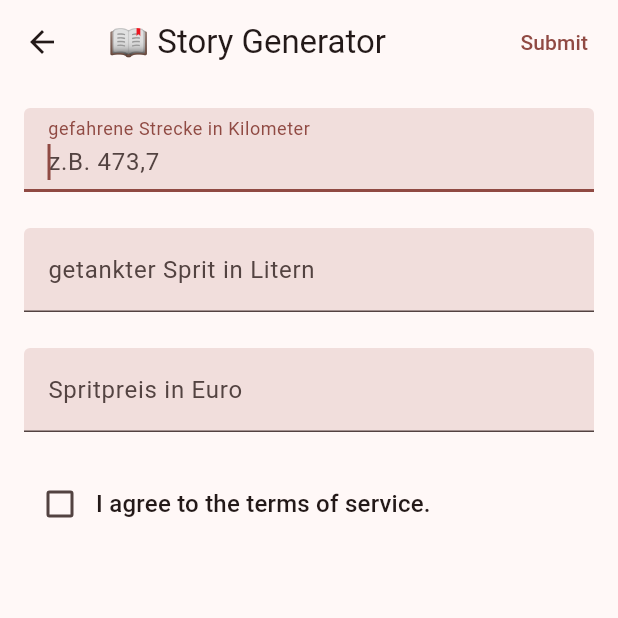
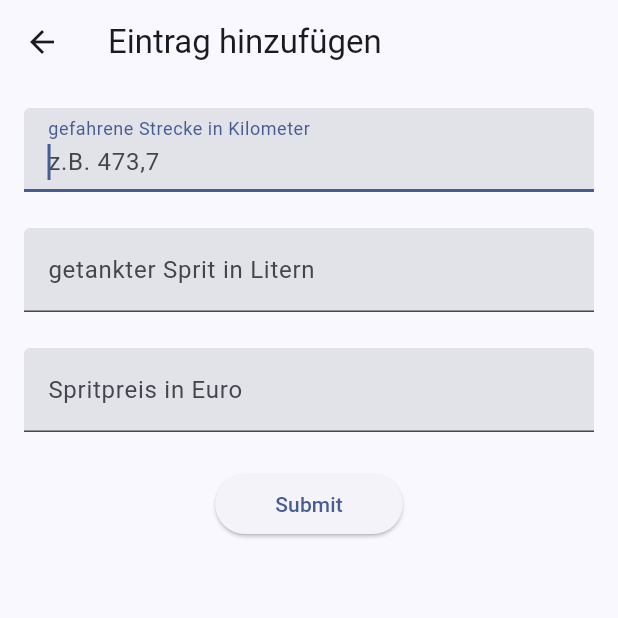
Before and after one commit to RedCommander735/Spritverbrauch, a Flutter app: the screen it shows after launch, after a tap on the "add" icon, on a phone screen of 412 x 824 dp, the top half of it. Run offline on Flutter 3.47's test engine with Material 3 defaults, Android fonts, the phone set to English and light mode, and no system bars; drawn by our look-alikes of dynamic_color; missing offline and left inert: dart:ffi, icon_decoration.

Commit message:
Added material you colors and worked on add item screen

```diff
--- a/lib/addItem.dart
+++ b/lib/addItem.dart
@@ -1,3 +1,5 @@
+import 'dart:ffi';
+
 import 'package:flutter/material.dart';
 
 class AddItem extends StatefulWidget {
@@ -9,48 +11,14 @@ class AddItem extends StatefulWidget {
 
 class _AddItemState extends State<AddItem> {
   final _formKey = GlobalKey<FormState>();
-  String? adjective;
-  String? noun;
-  bool? agreedToTerms = false;
+  late double distance;
+  late double fuel;
+  late double price;
 
   @override
   Widget build(BuildContext context) {
     return Scaffold(
-      appBar: AppBar(
-        title: const Text('📖 Story Generator'),
-        actions: [
-          Padding(
-            padding: const EdgeInsets.all(8),
-            child: TextButton(
-              child: const Text('Submit'),
-              onPressed: () {
-                // Validate the form by getting the FormState from the GlobalKey
-                // and calling validate() on it.
-                var valid = _formKey.currentState!.validate();
-                if (!valid) {
-                  return;
-                }
-
-                showDialog<void>(
-                  context: context,
-                  builder: (context) => AlertDialog(
-                    title: const Text('Your story'),
-                    content: Text('The $adjective developer saw a $noun'),
-                    actions: [
-                      TextButton(
-                        child: const Text('Done'),
-                        onPressed: () {
-                          Navigator.of(context).pop();
-                        },
-                      ),
-                    ],
-                  ),
-                );
-              },
-            ),
-          ),
-        ],
-      ),
+      appBar: AppBar(title: const Text('Eintrag hinzufügen')),
       body: Form(
         key: _formKey,
         child: Scrollbar(
@@ -60,13 +28,14 @@ class _AddItemState extends State<AddItem> {
               children: [
                 // A text field that validates that the text is an adjective.
                 TextFormField(
+                  keyboardType: TextInputType.number,
                   autofocus: true,
                   textInputAction: TextInputAction.next,
                   validator: (value) {
                     if (value!.isEmpty) {
                       return 'Please enter an adjective.';
                     }
-                    return 'Not a valid adjective.';
+                    return null;
                   },
                   decoration: const InputDecoration(
                     filled: true,
@@ -74,7 +43,7 @@ class _AddItemState extends State<AddItem> {
                     labelText: 'gefahrene Strecke in Kilometer',
                   ),
                   onChanged: (value) {
-                    adjective = value;
+                    distance = double.parse(value.replaceAll(',', '.'));
                   },
                 ),
                 const SizedBox(
@@ -82,11 +51,13 @@ class _AddItemState extends State<AddItem> {
                 ),
                 // A text field that validates that the text is a noun.
                 TextFormField(
+                  keyboardType: TextInputType.number,
+                  textInputAction: TextInputAction.next,
                   validator: (value) {
                     if (value!.isEmpty) {
                       return 'Please enter a noun.';
                     }
-                    return 'Not a valid noun.';
+                    return null;
                   },
                   decoration: const InputDecoration(
                     filled: true,
@@ -94,18 +65,20 @@ class _AddItemState extends State<AddItem> {
                     labelText: 'getankter Sprit in Litern',
                   ),
                   onChanged: (value) {
-                    noun = value;
+                    fuel = double.parse(value.replaceAll(',', '.'));
                   },
                 ),
                 const SizedBox(
                   height: 24,
                 ),
                 TextFormField(
+                  keyboardType: TextInputType.number,
+                  textInputAction: TextInputAction.done,
                   validator: (value) {
                     if (value!.isEmpty) {
                       return 'Please enter a noun.';
                     }
-                    return 'Not a valid noun.';
+                    return null;
                   },
                   decoration: const InputDecoration(
                     filled: true,
@@ -113,56 +86,41 @@ class _AddItemState extends State<AddItem> {
                     labelText: 'Spritpreis in Euro',
                   ),
                   onChanged: (value) {
-                    noun = value;
+                    price = double.parse(value.replaceAll(',', '.'));
                   },
                 ),
                 const SizedBox(
                   height: 24,
                 ),
-                // A custom form field that requires the user to check a
-                // checkbox.
-                FormField<bool>(
-                  initialValue: false,
-                  validator: (value) {
-                    if (value == false) {
-                      return 'You must agree to the terms of service.';
+
+                ElevatedButton(
+                  child: const Padding(
+                    padding: EdgeInsets.only(left: 16, right: 16),
+                    child: Text('Submit'),
+                  ),
+                  onPressed: () {
+                    // Validate the form by getting the FormState from the GlobalKey
+                    // and calling validate() on it.
+                    var valid = _formKey.currentState!.validate();
+                    if (!valid) {
+                      return;
                     }
-                    return null;
-                  },
-                  builder: (formFieldState) {
-                    return Column(
-                      crossAxisAlignment: CrossAxisAlignment.start,
-                      children: [
-                        Row(
-                          children: [
-                            Checkbox(
-                              value: agreedToTerms,
-                              onChanged: (value) {
-                                // When the value of the checkbox changes,
-                                // update the FormFieldState so the form is
-                                // re-validated.
-                                formFieldState.didChange(value);
-                                setState(() {
-                                  agreedToTerms = value;
-                                });
-                              },
-                            ),
-                            Text(
-                              'I agree to the terms of service.',
-                              style: Theme.of(context).textTheme.titleMedium,
-                            ),
-                          ],
-                        ),
-                        if (!formFieldState.isValid)
-                          Text(
-                            formFieldState.errorText ?? "",
-                            style: Theme.of(context)
-                                .textTheme
-                                .bodySmall!
-                                .copyWith(
-                                    color: Theme.of(context).colorScheme.error),
+
+                    showDialog<void>(
+                      context: context,
+                      builder: (context) => AlertDialog(
+                        title: const Text('Your story'),
+                        content: Text(
+                            'The $fuel developer saw a $distance and $price'),
+                        actions: [
+                          TextButton(
+                            child: const Text('Done'),
+                            onPressed: () {
+                              Navigator.of(context).pop();
+                            },
                           ),
-                      ],
+                        ],
+                      ),
                     );
                   },
                 ),
--- a/lib/main.dart
+++ b/lib/main.dart
@@ -1,3 +1,4 @@
+import 'package:dynamic_color/dynamic_color.dart';
 import 'package:flutter/material.dart';
 import 'package:flutter/services.dart';
 import 'package:spritverbrauch/Overview.dart';
@@ -11,17 +12,11 @@ void main() {
 class Spritpreise extends StatelessWidget {
   const Spritpreise({super.key});
 
-  static final themeLight = ThemeData(
-    colorScheme: ColorScheme.fromSeed(
-        seedColor: Colors.red[900]!, brightness: Brightness.light),
-    useMaterial3: true,
-  );
+  static final _defaultLightColorScheme = ColorScheme.fromSeed(
+      seedColor: Colors.blue[900]!, brightness: Brightness.light);
 
-  static final themeDark = ThemeData(
-    colorScheme: ColorScheme.fromSeed(
-        seedColor: Colors.red[900]!, brightness: Brightness.dark),
-    useMaterial3: true,
-  );
+  static final _defaultDarkColorScheme = ColorScheme.fromSeed(
+      seedColor: Colors.blue[900]!, brightness: Brightness.dark);
 
   @override
   Widget build(BuildContext context) {
@@ -40,9 +35,16 @@ class Spritpreise extends StatelessWidget {
     }
     // SystemChrome.setEnabledSystemUIMode(SystemUiMode.immersiveSticky);
 
+    return DynamicColorBuilder(builder: (lightColorScheme, darkColorScheme) {
       return MaterialApp(
-      theme: themeLight,
-      darkTheme: themeDark,
+        theme: ThemeData(
+          colorScheme: lightColorScheme ?? _defaultLightColorScheme,
+          useMaterial3: true,
+        ),
+        darkTheme: ThemeData(
+          colorScheme: darkColorScheme ?? _defaultDarkColorScheme,
+          useMaterial3: true,
+        ),
         themeMode: ThemeMode.system,
         home: Scaffold(
           floatingActionButton: Builder(
@@ -106,5 +108,6 @@ class Spritpreise extends StatelessWidget {
           ),
         ),
       );
+    });
   }
 }
--- a/pubspec.yaml
+++ b/pubspec.yaml
@@ -37,6 +37,7 @@ dependencies:
   cupertino_icons: ^1.0.6
   icon_decoration: ^2.0.2
   json_annotation: ^4.8.1
+  dynamic_color: ^1.7.0
 
 dev_dependencies:
   flutter_test:
```
Also changed, not shown: pubspec.lock, 6 other files. Lines whose indentation alone changed are shown as unchanged.
